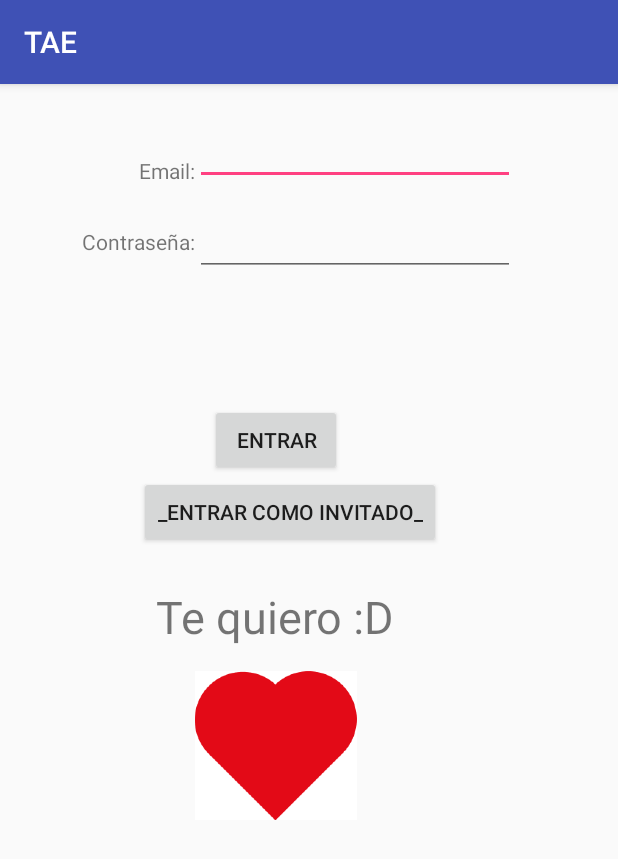
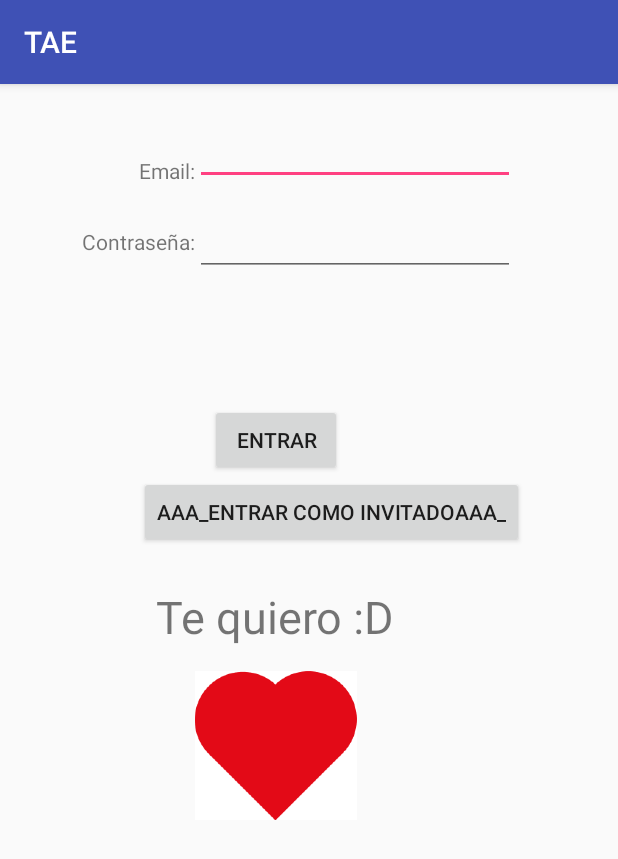
Before and after one commit to JessicaCaraballo/TAE_, an Android app: the screen it shows after launch (MainActivity), on a phone screen of 412 x 824 dp. Shown: the top 859 px of the screen. Run offline under Robolectric (Android 15) with nearby library versions, the phone set to English and light mode, and no system bars.

Commit message:
Cambiando usuario

```diff
--- a/app/src/main/res/layout/activity_main.xml
+++ b/app/src/main/res/layout/activity_main.xml
@@ -42,7 +42,7 @@
             android:layout_alignStart="@+id/textView2"
             android:layout_marginBottom="25dp"
             android:onClick="lanzarPrincipalActivity"
-            android:text="_Entrar como invitado_" />
+            android:text="aaa_Entrar como invitadoaaa_" />
 
         <TextView
             android:id="@+id/textView2"
```
